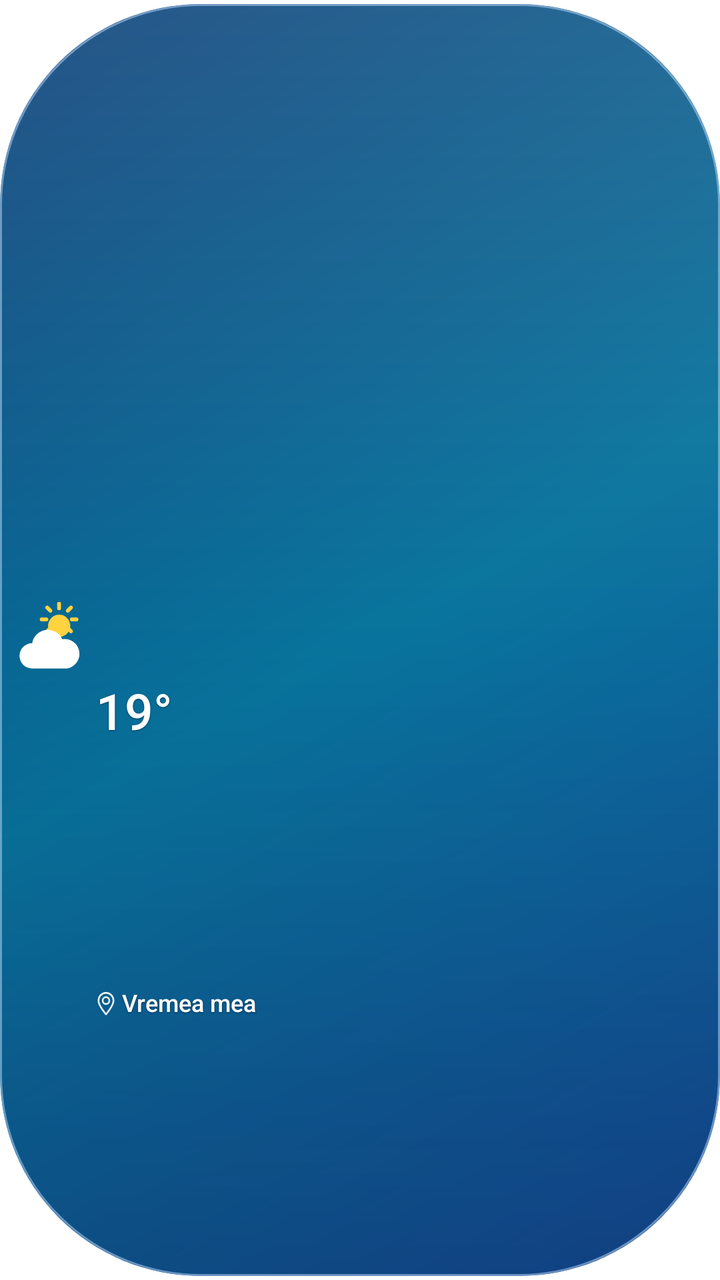
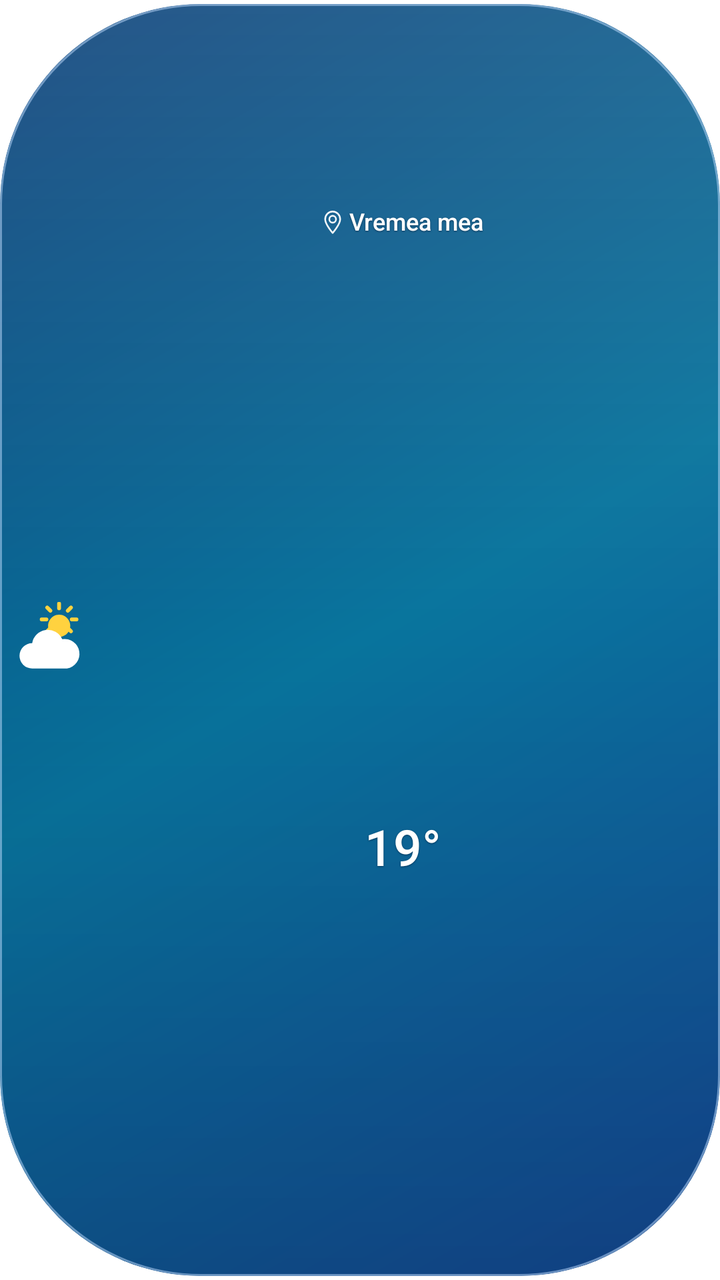

Screens rendered from an Android XML layout before and after an edit, with the pre-edit source and the edit as a unified diff.
<!-- AndroidManifest.xml: application theme android:Theme.Translucent.NoTitleBar -->
<!-- res/layout/widget_capsule_short.xml -->
<?xml version='1.0' encoding='utf-8'?>
<FrameLayout xmlns:android="http://schemas.android.com/apk/res/android" android:layout_width="match_parent" android:layout_height="match_parent">
    <LinearLayout android:id="@+id/capsule_root" android:layout_width="match_parent" android:layout_height="match_parent" android:background="@drawable/widget_capsule_day" android:clipToOutline="true" android:orientation="horizontal" android:baselineAligned="false" android:gravity="center_vertical" android:padding="5dp" android:layout_marginTop="2dp" android:layout_marginBottom="2dp">
        <ImageView android:id="@+id/capsule_icon" android:layout_width="38dp" android:layout_height="match_parent" android:layout_marginEnd="5dp" android:scaleType="fitCenter" android:src="@drawable/ic_w_partial" android:importantForAccessibility="no" />
        <LinearLayout android:layout_width="0dp" android:layout_height="match_parent" android:layout_weight="1" android:orientation="vertical" android:gravity="center_vertical">
            <TextView android:id="@+id/capsule_temp" android:layout_width="match_parent" android:layout_height="0dp" android:layout_weight="1.6" android:gravity="bottom" android:includeFontPadding="false" android:maxLines="1" android:fontFamily="sans-serif-medium" android:text="19°" android:textColor="#FFFFFFFF" android:textSize="25sp" android:autoSizeTextType="uniform" android:autoSizeMinTextSize="6sp" android:autoSizeMaxTextSize="25sp" android:autoSizeStepGranularity="1sp" android:shadowColor="#80010A22" android:shadowDy="1" android:shadowRadius="1.5" />
            <TextView android:id="@+id/capsule_oras" android:layout_width="match_parent" android:layout_height="0dp" android:layout_weight="1.15" android:gravity="center_vertical" android:includeFontPadding="false" android:drawableStart="@drawable/ic_capsule_location" android:drawablePadding="3dp" android:fontFamily="sans-serif-medium" android:text="@string/widget_preview_city" android:maxLines="1" android:ellipsize="end" android:textColor="#FFFFFFFF" android:textSize="12sp" android:autoSizeTextType="uniform" android:autoSizeMinTextSize="4sp" android:autoSizeMaxTextSize="12sp" android:autoSizeStepGranularity="1sp" android:shadowColor="#80010A22" android:shadowDy="1" android:shadowRadius="1.5" />
            <TextView android:id="@+id/capsule_maxmin" android:layout_width="match_parent" android:layout_height="0dp" android:layout_weight="0.8" android:gravity="top" android:includeFontPadding="false" android:maxLines="1" android:fontFamily="sans-serif" android:text="@string/widget_capsule_preview_range" android:textSize="10sp" android:textColor="#FFFFFFFF" android:ellipsize="end" android:autoSizeTextType="uniform" android:autoSizeMinTextSize="6sp" android:autoSizeMaxTextSize="10sp" android:autoSizeStepGranularity="1sp" android:visibility="gone" android:shadowColor="#80010A22" android:shadowDy="1" android:shadowRadius="1.5" />
        </LinearLayout>
    </LinearLayout>
</FrameLayout>
<!-- resources referenced by this layout -->
<resources>
  <!-- drawable ic_capsule_location (drawable) -->
  <vector xmlns:android="http://schemas.android.com/apk/res/android"
      android:width="10dp" android:height="12dp" android:viewportWidth="24" android:viewportHeight="28">
      <path android:fillColor="#00000000" android:strokeColor="#F5FFFFFF" android:strokeWidth="2"
          android:strokeLineCap="round" android:strokeLineJoin="round"
          android:pathData="M12,26C12,26 3,16 3,10A9,9 0,0 1,21,10C21,16 12,26 12,26ZM12,6A4,4 0,1 0,12,14A4,4 0,1 0,12,6" />
  </vector>
  <!-- drawable ic_w_partial (drawable) -->
  <vector xmlns:android="http://schemas.android.com/apk/res/android"
      android:width="48dp" android:height="48dp" android:viewportWidth="48" android:viewportHeight="48">
      <path android:fillColor="#FFD23F" android:pathData="M31,8a7,7 0 1,0 0.1,0z"/>
      <path android:strokeColor="#FFD23F" android:strokeWidth="2.4" android:strokeLineCap="round"
          android:pathData="M31,1v3 M31,19v3 M20,11h3 M39,11h3 M23.5,3.5l2,2 M36.5,16.5l2,2 M38.5,3.5l-2,2 M25.5,16.5l-2,2"/>
      <path android:fillColor="#FFFFFF"
          android:pathData="M14,42a8,8 0 0,1 0,-16 10,10 0 0,1 19,-2.5 8,8 0 0,1 3,18.5z"/>
  </vector>
  <!-- drawable widget_capsule_day (drawable) -->
  <?xml version='1.0' encoding='utf-8'?>
  <layer-list xmlns:android="http://schemas.android.com/apk/res/android">
      <item>
          <shape>
              <corners android:radius="100dp" />
              <gradient android:angle="315" android:startColor="#073C76" android:centerColor="#08749D" android:endColor="#164C9A" />
          </shape>
      </item>
      <item>
          <shape>
              <corners android:radius="100dp" />
              <gradient android:angle="270" android:startColor="#1FFFFFFF" android:centerColor="#00FFFFFF" android:endColor="#35000925" />
          </shape>
      </item>
      <item>
          <shape>
              <corners android:radius="100dp" />
              <stroke android:width="1dp" android:color="#80C1DDFF" />
          </shape>
      </item>
  </layer-list>
  <string name="widget_capsule_preview_range">Max 24° · Min 16°</string>
  <string name="widget_preview_city">Vremea mea</string>
</resources>

<!-- the commit's change to res/layout/widget_capsule_short.xml (unified diff, before → after) -->
@@ -3,9 +3,9 @@
     <LinearLayout android:id="@+id/capsule_root" android:layout_width="match_parent" android:layout_height="match_parent" android:background="@drawable/widget_capsule_day" android:clipToOutline="true" android:orientation="horizontal" android:baselineAligned="false" android:gravity="center_vertical" android:padding="5dp" android:layout_marginTop="2dp" android:layout_marginBottom="2dp">
         <ImageView android:id="@+id/capsule_icon" android:layout_width="38dp" android:layout_height="match_parent" android:layout_marginEnd="5dp" android:scaleType="fitCenter" android:src="@drawable/ic_w_partial" android:importantForAccessibility="no" />
         <LinearLayout android:layout_width="0dp" android:layout_height="match_parent" android:layout_weight="1" android:orientation="vertical" android:gravity="center_vertical">
-            <TextView android:id="@+id/capsule_temp" android:layout_width="match_parent" android:layout_height="0dp" android:layout_weight="1.6" android:gravity="bottom" android:includeFontPadding="false" android:maxLines="1" android:fontFamily="sans-serif-medium" android:text="19°" android:textColor="#FFFFFFFF" android:textSize="25sp" android:autoSizeTextType="uniform" android:autoSizeMinTextSize="6sp" android:autoSizeMaxTextSize="25sp" android:autoSizeStepGranularity="1sp" android:shadowColor="#80010A22" android:shadowDy="1" android:shadowRadius="1.5" />
-            <TextView android:id="@+id/capsule_oras" android:layout_width="match_parent" android:layout_height="0dp" android:layout_weight="1.15" android:gravity="center_vertical" android:includeFontPadding="false" android:drawableStart="@drawable/ic_capsule_location" android:drawablePadding="3dp" android:fontFamily="sans-serif-medium" android:text="@string/widget_preview_city" android:maxLines="1" android:ellipsize="end" android:textColor="#FFFFFFFF" android:textSize="12sp" android:autoSizeTextType="uniform" android:autoSizeMinTextSize="4sp" android:autoSizeMaxTextSize="12sp" android:autoSizeStepGranularity="1sp" android:shadowColor="#80010A22" android:shadowDy="1" android:shadowRadius="1.5" />
-            <TextView android:id="@+id/capsule_maxmin" android:layout_width="match_parent" android:layout_height="0dp" android:layout_weight="0.8" android:gravity="top" android:includeFontPadding="false" android:maxLines="1" android:fontFamily="sans-serif" android:text="@string/widget_capsule_preview_range" android:textSize="10sp" android:textColor="#FFFFFFFF" android:ellipsize="end" android:autoSizeTextType="uniform" android:autoSizeMinTextSize="6sp" android:autoSizeMaxTextSize="10sp" android:autoSizeStepGranularity="1sp" android:visibility="gone" android:shadowColor="#80010A22" android:shadowDy="1" android:shadowRadius="1.5" />
+            <TextView android:id="@+id/capsule_oras" android:layout_width="wrap_content" android:layout_height="0dp" android:layout_weight="1" android:gravity="center" android:includeFontPadding="false" android:drawableStart="@drawable/ic_capsule_location" android:drawablePadding="3dp" android:fontFamily="sans-serif-medium" android:text="@string/widget_preview_city" android:maxLines="1" android:ellipsize="end" android:textColor="#FFFFFFFF" android:textSize="12sp" android:autoSizeTextType="uniform" android:autoSizeMinTextSize="3sp" android:autoSizeMaxTextSize="12sp" android:autoSizeStepGranularity="1sp" android:shadowColor="#80010A22" android:shadowDy="1" android:shadowRadius="1.5" android:layout_gravity="center_horizontal" />
+            <TextView android:id="@+id/capsule_temp" android:layout_width="match_parent" android:layout_height="0dp" android:layout_weight="2" android:gravity="center" android:includeFontPadding="false" android:maxLines="1" android:fontFamily="sans-serif-medium" android:text="19°" android:textColor="#FFFFFFFF" android:textSize="25sp" android:autoSizeTextType="uniform" android:autoSizeMinTextSize="6sp" android:autoSizeMaxTextSize="25sp" android:autoSizeStepGranularity="1sp" android:shadowColor="#80010A22" android:shadowDy="1" android:shadowRadius="1.5" />
+            <TextView android:id="@+id/capsule_maxmin" android:layout_width="match_parent" android:layout_height="0dp" android:layout_weight="1" android:gravity="center" android:includeFontPadding="false" android:maxLines="1" android:fontFamily="sans-serif" android:text="@string/widget_capsule_preview_range" android:textSize="10sp" android:textColor="#FFFFFFFF" android:ellipsize="end" android:autoSizeTextType="uniform" android:autoSizeMinTextSize="4sp" android:autoSizeMaxTextSize="10sp" android:autoSizeStepGranularity="1sp" android:visibility="gone" android:shadowColor="#80010A22" android:shadowDy="1" android:shadowRadius="1.5" />
         </LinearLayout>
     </LinearLayout>
 </FrameLayout>
